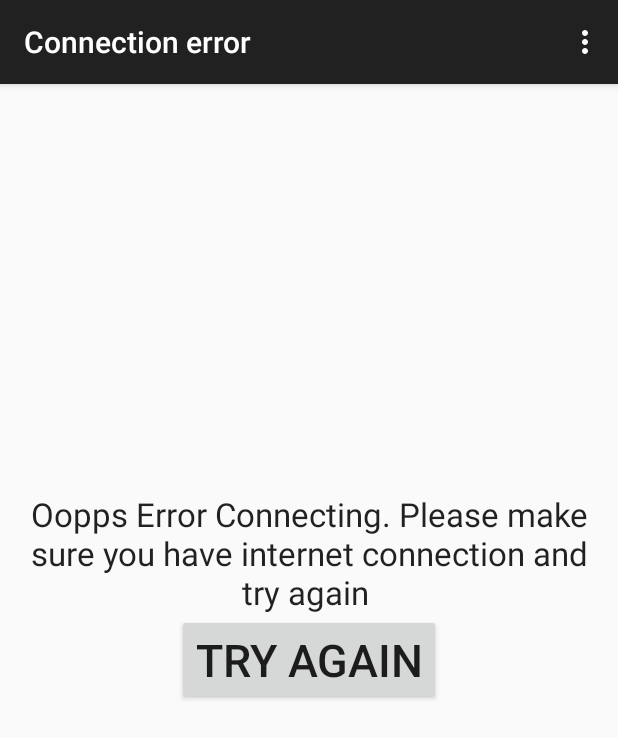
After one commit to sfostine/Movies_app, an Android app: the No_internetActivity screen opened directly, with no data from a screen before it, on a phone screen of 412 x 824 dp. The commit adds this screen. Shown: the top 738 px of the screen. Run offline under Robolectric (Android 15) with nearby library versions, the phone set to English and light mode, and no system bars.

Commit message:
handling internet connection problem, refactoring, test on real device samsung s3

```diff
--- a/app/src/main/java/com/example/android/moviesapp/adapter/ImageAdapter.java
+++ b/app/src/main/java/com/example/android/moviesapp/adapter/ImageAdapter.java
@@ -44,14 +44,15 @@ public class ImageAdapter extends BaseAdapter{
 
     @Override
     public  synchronized View getView(int position, View convertView, ViewGroup parent)  {
-        //if the view is null, inflate the view, then set the view to imageView
+       //if the view is null, inflate the view, then set the view to imageView
         if (convertView == null) {
             LayoutInflater inflater = (LayoutInflater) context.getSystemService(context.LAYOUT_INFLATER_SERVICE);
-            View view = inflater.inflate(R.layout.movies_item, parent, false);
+            View view = inflater.inflate(R.layout.movie_item, null, false);
             imageView = (ImageView) view.findViewById(R.id.movie_picture);
 
         } else
             imageView = (ImageView) convertView;
+
 
         // using picasso to load images
             Picasso.with(context).load(movie_list.get(position).getLink()).into(imageView);
--- /dev/null
+++ b/app/src/main/java/com/example/android/moviesapp/internet_connection_error_activity/No_internetActivity.java
@@ -0,0 +1,55 @@
+package com.example.android.moviesapp.internet_connection_error_activity;
+
+import android.content.Intent;
+import android.support.v7.app.ActionBarActivity;
+import android.os.Bundle;
+import android.view.Menu;
+import android.view.MenuItem;
+import android.view.View;
+import android.widget.Button;
+
+import com.example.android.moviesapp.R;
+import com.example.android.moviesapp.main_activity.MainActivity;
+
+public class No_internetActivity extends ActionBarActivity implements View.OnClickListener {
+
+    Button internet_button;
+
+    @Override
+    protected void onCreate(Bundle savedInstanceState) {
+        super.onCreate(savedInstanceState);
+        setContentView(R.layout.activity_no_internet);
+
+        internet_button = (Button)findViewById(R.id.connection_error_button);
+        internet_button.setOnClickListener(this);
+    }
+
+    @Override
+    public boolean onCreateOptionsMenu(Menu menu) {
+        // Inflate the menu; this adds items to the action bar if it is present.
+        getMenuInflater().inflate(R.menu.menu_no_internet, menu);
+        return true;
+    }
+
+    @Override
+    public boolean onOptionsItemSelected(MenuItem item) {
+        // Handle action bar item clicks here. The action bar will
+        // automatically handle clicks on the Home/Up button, so long
+        // as you specify a parent activity in AndroidManifest.xml.
+        int id = item.getItemId();
+
+        //noinspection SimplifiableIfStatement
+        if (id == R.id.action_settings) {
+            return true;
+        }
+
+        return super.onOptionsItemSelected(item);
+    }
+
+    @Override
+    public void onClick(View v) {
+
+        Intent intent = new Intent(this, MainActivity.class);
+        startActivity(intent);
+    }
+}
--- a/app/src/main/java/com/example/android/moviesapp/main/MainActivity.java
+++ b/app/src/main/java/com/example/android/moviesapp/main_activity/MainActivity.java
@@ -1,4 +1,4 @@
-package com.example.android.moviesapp.main;
+package com.example.android.moviesapp.main_activity;
 
 import android.content.Intent;
 import android.os.Bundle;
--- a/app/src/main/res/layout/activity_main.xml
+++ b/app/src/main/res/layout/activity_main.xml
@@ -1,7 +1,7 @@
 <fragment xmlns:android="http://schemas.android.com/apk/res/android"
     xmlns:tools="http://schemas.android.com/tools"
     android:id="@+id/fragment"
-    android:name="com.example.android.moviesapp.main.MainActivityFragment"
+    android:name="com.example.android.moviesapp.main_activity.MainActivityFragment"
     tools:layout="@layout/fragment_main"
     android:layout_width="match_parent"
     android:layout_height="match_parent" />
--- /dev/null
+++ b/app/src/main/res/layout/activity_no_internet.xml
@@ -0,0 +1,28 @@
+<RelativeLayout xmlns:android="http://schemas.android.com/apk/res/android"
+    xmlns:tools="http://schemas.android.com/tools" android:layout_width="match_parent"
+    android:layout_height="match_parent" android:paddingLeft="@dimen/activity_horizontal_margin"
+    android:paddingRight="@dimen/activity_horizontal_margin"
+    android:paddingTop="@dimen/activity_vertical_margin"
+    android:paddingBottom="@dimen/activity_vertical_margin"
+    tools:context="com.example.android.moviesapp.internet_connection_error_activity.No_internetActivity">
+
+    <Button
+        android:layout_width="wrap_content"
+        android:layout_height="wrap_content"
+        android:text="Try Again"
+        android:textSize="30dp"
+        android:id="@+id/connection_error_button"
+        android:layout_centerVertical="true"
+        android:layout_centerHorizontal="true" />
+
+    <TextView
+        android:layout_width="fill_parent"
+        android:layout_height="wrap_content"
+        android:textAppearance="?android:attr/textAppearanceLarge"
+        android:text="Oopps Error Connecting. Please make sure you have internet connection and try again "
+        android:paddingTop="10dp"
+        android:gravity="center"
+        android:id="@+id/connection_error_textview"
+        android:layout_above="@+id/connection_error_button"
+       />
+</RelativeLayout>
--- /dev/null
+++ b/app/src/main/res/menu/menu_no_internet.xml
@@ -0,0 +1,7 @@
+<menu xmlns:android="http://schemas.android.com/apk/res/android"
+    xmlns:app="http://schemas.android.com/apk/res-auto"
+    xmlns:tools="http://schemas.android.com/tools"
+    tools:context="com.example.android.moviesapp.internet_connection_error_activity.No_internetActivity">
+    <item android:id="@+id/action_settings" android:title="@string/action_settings"
+        android:orderInCategory="100" app:showAsAction="never" />
+</menu>
--- a/app/src/main/res/values/strings.xml
+++ b/app/src/main/res/values/strings.xml
@@ -5,4 +5,5 @@
     <string name="ic_launcher">Ic_launcher</string>
     <string name="title_activity_movie_detail">Movie Detail</string>
     <string name="action_refresh">Refresh</string>
+    <string name="title_activity_no_internet">Connection error</string>
 </resources>
```
Also changed, not shown: app/src/main/AndroidManifest.xml (+9 -5 lines), app/src/main/java/com/example/android/moviesapp/main_activity/MainActivityFragment.java (renamed from app/src/main/java/com/example/android/moviesapp/main/MainActivityFragment.java, +24 -2 lines), app/src/main/res/layout/movie_item.xml (added, +9 -0 lines), app/src/main/res/layout/movies_item.xml (deleted, +0 -13 lines).
